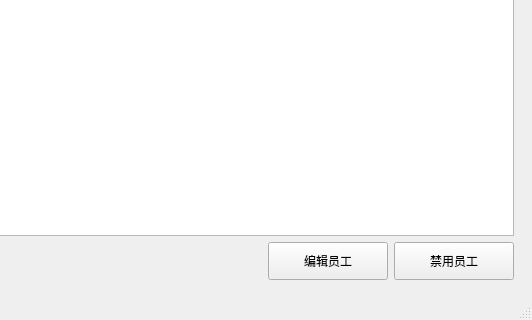
The window that mainwindow.ui (maocode2026/mao) describes before a commit, drawn with Qt 5; both pictures show x 368 to 900 and y 349 to 669 of the 900 by 669 pixel window.
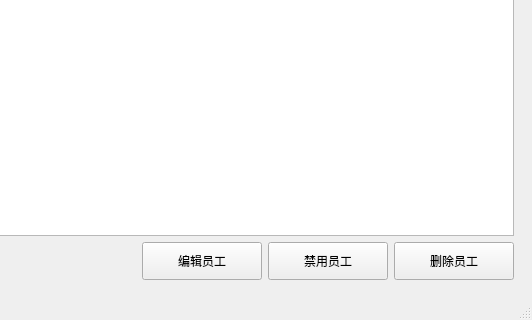
The same window after the commit. The open tabs and pages were chosen to show the change.

Commit message: fix:添加删除员工功能，已经添加员工时人脸不能重复

```diff
--- a/mainwindow.ui
+++ b/mainwindow.ui
@@ -374,7 +374,7 @@
          <item><widget class="QPushButton" name="queryEmployeeButton"><property name="text"><string>查询</string></property></widget></item><item><widget class="QPushButton" name="resetEmployeeButton"><property name="text"><string>刷新/重置</string></property></widget></item>
         </layout></item>
         <item><widget class="QTableWidget" name="employeeTable"><property name="selectionBehavior"><enum>QAbstractItemView::SelectionBehavior::SelectRows</enum></property><property name="selectionMode"><enum>QAbstractItemView::SelectionMode::SingleSelection</enum></property><property name="editTriggers"><set>QAbstractItemView::EditTrigger::NoEditTriggers</set></property><property name="alternatingRowColors"><bool>true</bool></property><property name="columnCount"><number>7</number></property><column><property name="text"><string>工号</string></property></column><column><property name="text"><string>姓名</string></property></column><column><property name="text"><string>科室</string></property></column><column><property name="text"><string>岗位</string></property></column><column><property name="text"><string>联系电话</string></property></column><column><property name="text"><string>门禁权限</string></property></column><column><property name="text"><string>人员状态</string></property></column></widget></item>
-        <item><layout class="QHBoxLayout" name="managementButtonsLayout"><item><spacer name="managementButtonsSpacer"><property name="orientation"><enum>Qt::Orientation::Horizontal</enum></property><property name="sizeHint" stdset="0"><size><width>40</width><height>20</height></size></property></spacer></item><item><widget class="QPushButton" name="editEmployeeButton"><property name="minimumSize"><size><width>120</width><height>38</height></size></property><property name="text"><string>编辑员工</string></property></widget></item><item><widget class="QPushButton" name="disableEmployeeButton"><property name="minimumSize"><size><width>120</width><height>38</height></size></property><property name="text"><string>禁用员工</string></property></widget></item></layout></item>
+        <item><layout class="QHBoxLayout" name="managementButtonsLayout"><item><spacer name="managementButtonsSpacer"><property name="orientation"><enum>Qt::Orientation::Horizontal</enum></property><property name="sizeHint" stdset="0"><size><width>40</width><height>20</height></size></property></spacer></item><item><widget class="QPushButton" name="editEmployeeButton"><property name="minimumSize"><size><width>120</width><height>38</height></size></property><property name="text"><string>编辑员工</string></property></widget></item><item><widget class="QPushButton" name="disableEmployeeButton"><property name="minimumSize"><size><width>120</width><height>38</height></size></property><property name="text"><string>禁用员工</string></property></widget></item><item><widget class="QPushButton" name="deleteEmployeeButton"><property name="minimumSize"><size><width>120</width><height>38</height></size></property><property name="text"><string>删除员工</string></property></widget></item></layout></item>
        </layout>
       </widget>
       <widget class="QWidget" name="accessPage">
```
The commit also changes 31 other files.
